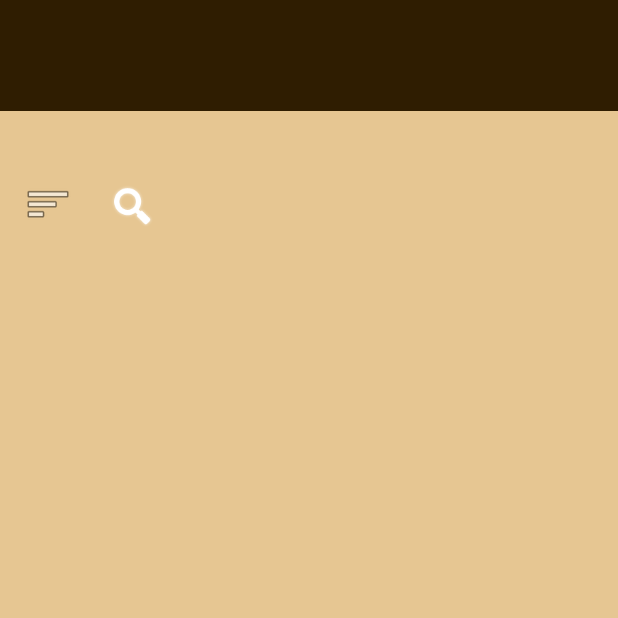
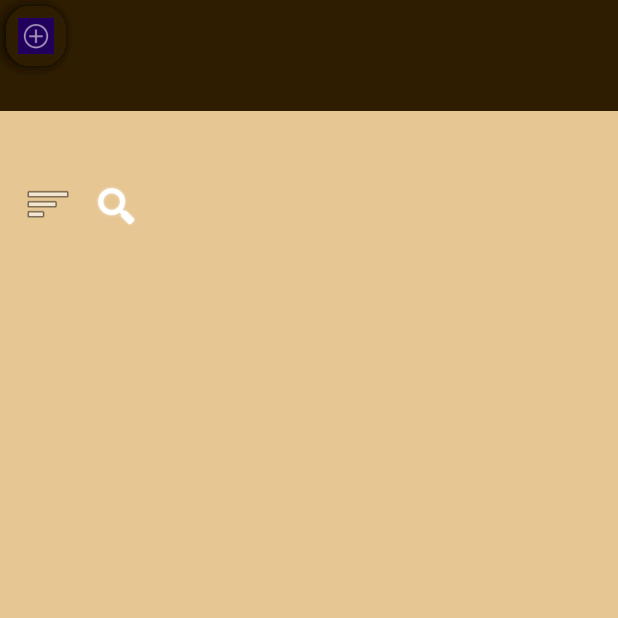
Before and after one commit to jiriphillis2/Testefazenda, an Android app: the quintatela screen opened directly, with no data from a screen before it, on a phone screen of 412 x 824 dp, the top half of it. Run offline under Robolectric (Android 15) with nearby library versions, the phone set to English and light mode, and no system bars; Roboto replaces fonts that are not available here.

Commit message:
atualização de hoje

```diff
--- a/app/src/main/res/layout/activity_quintatela.xml
+++ b/app/src/main/res/layout/activity_quintatela.xml
@@ -7,6 +7,150 @@
     android:layout_height="match_parent"
     android:background="@color/Bege"
     tools:context=".quintatela">
+
+    <com.google.android.material.floatingactionbutton.FloatingActionButton
+        android:id="@+id/floatingActionButton"
+        android:layout_width="40dp"
+        android:layout_height="48dp"
+        android:background="@color/Marrom"
+        android:clickable="true"
+        android:drawingCacheQuality="auto"
+        android:foregroundTint="@color/white"
+        android:foregroundTintMode="add"
+        android:importantForAccessibility="noHideDescendants"
+        android:labelFor="@id/id_containercomponents2"
+        android:scaleType="fitStart"
+        android:textAlignment="center"
+        android:textDirection="ltr"
+        android:tintMode="screen"
+        android:visibility="visible"
+        app:backgroundTint="@color/Marrom"
+        app:fabCustomSize="40dp"
+        app:fabSize="auto"
+        app:rippleColor="@color/white"
+        app:srcCompat="@android:drawable/ic_menu_add"
+        tools:layout_editor_absoluteX="88dp"
+        tools:layout_editor_absoluteY="313dp" />
+
+    <com.google.android.material.floatingactionbutton.FloatingActionButton
+        android:id="@+id/floatingActionButton2"
+        android:layout_width="40dp"
+        android:layout_height="48dp"
+        android:background="@color/Marrom"
+        android:clickable="true"
+        android:drawingCacheQuality="auto"
+        android:foregroundTint="@color/white"
+        android:foregroundTintMode="add"
+        android:importantForAccessibility="noHideDescendants"
+        android:labelFor="@id/id_containercomponents2"
+        android:scaleType="fitStart"
+        android:textAlignment="center"
+        android:textDirection="ltr"
+        android:tintMode="screen"
+        android:visibility="visible"
+        app:backgroundTint="@color/Marrom"
+        app:fabCustomSize="40dp"
+        app:fabSize="auto"
+        app:rippleColor="@color/white"
+        app:srcCompat="@android:drawable/ic_menu_add"
+        tools:layout_editor_absoluteX="88dp"
+        tools:layout_editor_absoluteY="226dp" />
+
+    <com.google.android.material.floatingactionbutton.FloatingActionButton
+        android:id="@+id/floatingActionButton7"
+        android:layout_width="40dp"
+        android:layout_height="48dp"
+        android:background="@color/Marrom"
+        android:clickable="true"
+        android:drawingCacheQuality="auto"
+        android:foregroundTint="@color/white"
+        android:foregroundTintMode="add"
+        android:importantForAccessibility="noHideDescendants"
+        android:labelFor="@id/id_containercomponents2"
+        android:scaleType="fitStart"
+        android:textAlignment="center"
+        android:textDirection="ltr"
+        android:tintMode="screen"
+        android:visibility="visible"
+        app:backgroundTint="@color/Marrom"
+        app:fabCustomSize="40dp"
+        app:fabSize="auto"
+        app:rippleColor="@color/white"
+        app:srcCompat="@android:drawable/ic_menu_add"
+        tools:layout_editor_absoluteX="88dp"
+        tools:layout_editor_absoluteY="392dp" />
+
+    <com.google.android.material.floatingactionbutton.FloatingActionButton
+        android:id="@+id/floatingActionButton8"
+        android:layout_width="40dp"
+        android:layout_height="48dp"
+        android:background="@color/Marrom"
+        android:clickable="true"
+        android:drawingCacheQuality="auto"
+        android:foregroundTint="@color/white"
+        android:foregroundTintMode="add"
+        android:importantForAccessibility="noHideDescendants"
+        android:labelFor="@id/id_containercomponents2"
+        android:scaleType="fitStart"
+        android:textAlignment="center"
+        android:textDirection="ltr"
+        android:tintMode="screen"
+        android:visibility="visible"
+        app:backgroundTint="@color/Marrom"
+        app:fabCustomSize="40dp"
+        app:fabSize="auto"
+        app:rippleColor="@color/white"
+        app:srcCompat="@android:drawable/ic_menu_add"
+        tools:layout_editor_absoluteX="267dp"
+        tools:layout_editor_absoluteY="392dp" />
+
+    <com.google.android.material.floatingactionbutton.FloatingActionButton
+        android:id="@+id/floatingActionButton9"
+        android:layout_width="40dp"
+        android:layout_height="48dp"
+        android:background="@color/Marrom"
+        android:clickable="true"
+        android:drawingCacheQuality="auto"
+        android:foregroundTint="@color/white"
+        android:foregroundTintMode="add"
+        android:importantForAccessibility="noHideDescendants"
+        android:labelFor="@id/id_containercomponents2"
+        android:scaleType="fitStart"
+        android:textAlignment="center"
+        android:textDirection="ltr"
+        android:tintMode="screen"
+        android:visibility="visible"
+        app:backgroundTint="@color/Marrom"
+        app:fabCustomSize="40dp"
+        app:fabSize="auto"
+        app:rippleColor="@color/white"
+        app:srcCompat="@android:drawable/ic_menu_add"
+        tools:layout_editor_absoluteX="267dp"
+        tools:layout_editor_absoluteY="313dp" />
+
+    <com.google.android.material.floatingactionbutton.FloatingActionButton
+        android:id="@+id/floatingActionButton10"
+        android:layout_width="40dp"
+        android:layout_height="48dp"
+        android:background="@color/Marrom"
+        android:clickable="true"
+        android:drawingCacheQuality="auto"
+        android:foregroundTint="@color/white"
+        android:foregroundTintMode="add"
+        android:importantForAccessibility="noHideDescendants"
+        android:labelFor="@id/id_containercomponents2"
+        android:scaleType="fitStart"
+        android:textAlignment="center"
+        android:textDirection="ltr"
+        android:tintMode="screen"
+        android:visibility="visible"
+        app:backgroundTint="@color/Marrom"
+        app:fabCustomSize="40dp"
+        app:fabSize="auto"
+        app:rippleColor="@color/white"
+        app:srcCompat="@android:drawable/ic_menu_add"
+        tools:layout_editor_absoluteX="267dp"
+        tools:layout_editor_absoluteY="226dp" />
 
     <View
         android:id="@+id/id_containercomponents3"
@@ -42,7 +186,7 @@
         android:layout_marginBottom="668dp"
         app:layout_constraintBottom_toBottomOf="parent"
         app:layout_constraintEnd_toEndOf="parent"
-        app:layout_constraintHorizontal_bias="0.188"
+        app:layout_constraintHorizontal_bias="0.161"
         app:layout_constraintStart_toStartOf="parent"
         app:layout_constraintTop_toTopOf="@+id/id_containercomponents2"
         app:layout_constraintVertical_bias="0.017"
```
